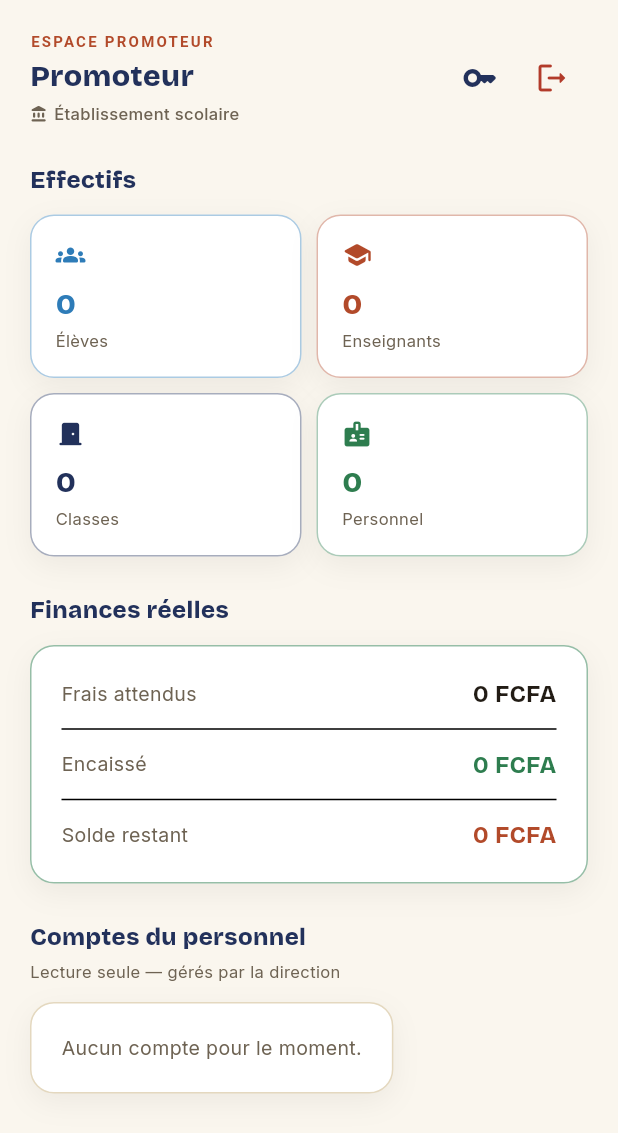
After one commit to aichadev2024/gestion_scolaire_mobile, a Flutter app: the PromoteurDashboard screen opened by its route, after a tap on the "logout" icon, on a phone screen of 412 x 824 dp. The commit adds this screen. Shown: the top 1133 px of the screen. Run offline on Flutter 3.47's test engine with Material 3 defaults, Android fonts, the phone set to English and light mode, and no system bars; our stand-ins replace flutter_secure_storage, flutter_spinkit, flutter_svg, go_router, google_fonts, pdf and 3 more; accounts and stored records are empty; network calls fail.

Commit message:
feat(promoteur): tableau de bord mobile (effectifs, finances reelles, comptes)

```diff
--- a/lib/core/router/app_router.dart
+++ b/lib/core/router/app_router.dart
@@ -7,6 +7,7 @@ import '../../views/auth/login_screen.dart';
 import '../../views/parent_eleve/parent_dashboard.dart';
 import '../../views/parent_eleve/eleve_dashboard.dart';
 import '../../views/enseignant/enseignant_dashboard.dart';
+import '../../views/promoteur/promoteur_dashboard.dart';
 
 /// Source de vérité de l'état d'authentification pour le routeur.
 /// Singleton : les écrans appellent [refresh] après connexion et [signOut]
@@ -27,6 +28,8 @@ class AppAuth extends ChangeNotifier {
         return '/enseignant';
       case 'ELEVE':
         return '/eleve';
+      case 'PROMOTEUR':
+        return '/promoteur';
       default:
         return '/parent';
     }
@@ -50,7 +53,7 @@ class AppAuth extends ChangeNotifier {
 /// Instance partagée par l'app et le routeur.
 final AppAuth appAuth = AppAuth();
 
-const _authAreas = {'/parent', '/eleve', '/enseignant'};
+const _authAreas = {'/parent', '/eleve', '/enseignant', '/promoteur'};
 const _publicAreas = {'/vitrine', '/login'};
 
 final GoRouter appRouter = GoRouter(
@@ -63,6 +66,7 @@ final GoRouter appRouter = GoRouter(
     GoRoute(path: '/parent', builder: (_, __) => const ParentDashboard()),
     GoRoute(path: '/eleve', builder: (_, __) => const EleveDashboard()),
     GoRoute(path: '/enseignant', builder: (_, __) => const EnseignantDashboard()),
+    GoRoute(path: '/promoteur', builder: (_, __) => const PromoteurDashboard()),
   ],
   redirect: (context, state) {
     if (!appAuth.ready) return null; // on attend le premier refresh()
--- /dev/null
+++ b/lib/views/promoteur/promoteur_dashboard.dart
@@ -0,0 +1,248 @@
+import 'package:flutter/material.dart';
+import '../../core/services/api_service.dart';
+import '../../core/services/auth_service.dart';
+import '../../core/theme/app_theme.dart';
+import '../../core/router/app_router.dart';
+import '../auth/change_password_dialog.dart';
+
+/// Tableau de bord du promoteur (propriétaire de l'établissement) : lecture
+/// seule sur les effectifs, les finances réelles (frais attendus vs
+/// encaissés) et les comptes du personnel. Accessible uniquement depuis
+/// l'application mobile — jamais depuis l'espace web, réservé à l'équipe
+/// pédagogique qui opère l'établissement au quotidien.
+class PromoteurDashboard extends StatefulWidget {
+  const PromoteurDashboard({super.key});
+
+  @override
+  State<PromoteurDashboard> createState() => _PromoteurDashboardState();
+}
+
+class _PromoteurDashboardState extends State<PromoteurDashboard> {
+  Map<String, dynamic>? _userData;
+  Map<String, dynamic>? _stats;
+  List<dynamic> _personnel = [];
+  bool _isLoading = true;
+
+  @override
+  void initState() {
+    super.initState();
+    _charger();
+  }
+
+  Future<void> _charger() async {
+    setState(() => _isLoading = true);
+    try {
+      final user = await AuthService.getUserData();
+      if (mounted) setState(() => _userData = user);
+
+      final stats = await ApiService.get('/statistiques/etablissement');
+      if (stats is Map && mounted) {
+        setState(() => _stats = stats.cast<String, dynamic>());
+      }
+
+      final comptes = await ApiService.get('/utilisateurs');
+      if (comptes is List && mounted) {
+        setState(() => _personnel = comptes);
+      }
+    } catch (_) {
+      // affichage partiel en cas d'erreur réseau
+    } finally {
+      if (mounted) setState(() => _isLoading = false);
+    }
+  }
+
+  String _montant(dynamic v) {
+    final n = (v is num) ? v : double.tryParse(v?.toString() ?? '') ?? 0;
+    return n.toStringAsFixed(0).replaceAllMapped(RegExp(r'\B(?=(\d{3})+(?!\d))'), (m) => ' ');
+  }
+
+  @override
+  Widget build(BuildContext context) {
+    final prenom = _userData?['prenom'] ?? 'Promoteur';
+    final nom = _userData?['nom'] ?? '';
+    final etablissement = _userData?['etablissementNom'] ?? 'Établissement scolaire';
+    final devise = _stats?['devise'] ?? 'FCFA';
+
+    return Scaffold(
+      backgroundColor: AppTheme.paper,
+      body: SafeArea(
+        child: RefreshIndicator(
+          onRefresh: _charger,
+          color: AppTheme.indigo,
+          child: SingleChildScrollView(
+            physics: const AlwaysScrollableScrollPhysics(),
+            padding: const EdgeInsets.all(20),
+            child: Column(
+              crossAxisAlignment: CrossAxisAlignment.start,
+              children: [
+                Row(
+                  mainAxisAlignment: MainAxisAlignment.spaceBetween,
+                  children: [
+                    Expanded(
+                      child: Column(
+                        crossAxisAlignment: CrossAxisAlignment.start,
+                        children: [
+                          Text('ESPACE PROMOTEUR', style: AppTheme.mono(fontSize: 10, fontWeight: FontWeight.bold, color: AppTheme.laterite, letterSpacing: 1.5)),
+                          const SizedBox(height: 2),
+                          Text('$prenom $nom', style: AppTheme.display(fontSize: 20, color: AppTheme.indigo)),
+                          const SizedBox(height: 3),
+                          Row(
+                            children: [
+                              const Icon(Icons.account_balance_rounded, size: 12, color: AppTheme.inkMuted),
+                              const SizedBox(width: 4),
+                              Expanded(
+                                child: Text(
+                                  etablissement,
+                                  style: AppTheme.body(fontSize: 11, color: AppTheme.inkMuted, fontWeight: FontWeight.w500),
+                                  overflow: TextOverflow.ellipsis,
+                                ),
+                              ),
+                            ],
+                          ),
+                        ],
+                      ),
+                    ),
+                    Row(
+                      children: [
+                        IconButton(
+                          icon: const Icon(Icons.key_rounded, color: AppTheme.indigo),
+                          tooltip: 'Modifier le mot de passe',
+                          onPressed: () => showDialog(context: context, builder: (_) => const ChangePasswordDialog()),
+                        ),
+                        IconButton(
+                          icon: const Icon(Icons.logout_rounded, color: AppTheme.danger),
+                          onPressed: () => appAuth.signOut(),
+                        ),
+                      ],
+                    ),
+                  ],
+                ),
+                const SizedBox(height: 24),
+
+                if (_isLoading && _stats == null)
+                  const Center(child: Padding(padding: EdgeInsets.all(40), child: CircularProgressIndicator(color: AppTheme.indigo)))
+                else ...[
+                  Text('Effectifs', style: AppTheme.display(fontSize: 16, color: AppTheme.indigo)),
+                  const SizedBox(height: 12),
+                  Row(
+                    children: [
+                      Expanded(child: _statBox('Élèves', '${_stats?['totalEleves'] ?? 0}', Icons.groups_rounded, AppTheme.mil)),
+                      const SizedBox(width: 10),
+                      Expanded(child: _statBox('Enseignants', '${_stats?['totalEnseignants'] ?? 0}', Icons.school_rounded, AppTheme.laterite)),
+                    ],
+                  ),
+                  const SizedBox(height: 10),
+                  Row(
+                    children: [
+                      Expanded(child: _statBox('Classes', '${_stats?['totalClasses'] ?? 0}', Icons.door_front_door_rounded, AppTheme.indigo)),
+                      const SizedBox(width: 10),
+                      Expanded(child: _statBox('Personnel', '${_stats?['totalPersonnel'] ?? 0}', Icons.badge_rounded, AppTheme.flagGreen)),
+                    ],
+                  ),
+                  const SizedBox(height: 24),
+
+                  Text('Finances réelles', style: AppTheme.display(fontSize: 16, color: AppTheme.indigo)),
+                  const SizedBox(height: 12),
+                  Container(
+                    padding: const EdgeInsets.all(20),
+                    decoration: AppTheme.cardDecoration(borderColor: AppTheme.flagGreen.withValues(alpha: 0.5)),
+                    child: Column(
+                      crossAxisAlignment: CrossAxisAlignment.start,
+                      children: [
+                        _ligneFinance('Frais attendus', '${_montant(_stats?['totalFraisAttendus'])} $devise', AppTheme.ink),
+                        const Divider(height: 24),
+                        _ligneFinance('Encaissé', '${_montant(_stats?['totalEncaisse'])} $devise', AppTheme.flagGreen),
+                        const Divider(height: 24),
+                        _ligneFinance('Solde restant', '${_montant(_stats?['soldeRestant'])} $devise', AppTheme.laterite),
+                      ],
+                    ),
+                  ),
+                  const SizedBox(height: 24),
+
+                  Text('Comptes du personnel', style: AppTheme.display(fontSize: 16, color: AppTheme.indigo)),
+                  const SizedBox(height: 4),
+                  Text('Lecture seule — gérés par la direction', style: AppTheme.body(fontSize: 11, color: AppTheme.inkMuted)),
+                  const SizedBox(height: 12),
+                  if (_personnel.isEmpty)
+                    Container(
+                      padding: const EdgeInsets.all(20),
+                      decoration: AppTheme.cardDecoration(),
+                      child: Text('Aucun compte pour le moment.', style: AppTheme.body(color: AppTheme.inkMuted, fontSize: 13)),
+                    )
+                  else
+                    ..._personnel.map((u) => _personnelTile(u)),
+                ],
+              ],
+            ),
+          ),
+        ),
+      ),
+    );
+  }
+
+  Widget _statBox(String label, String value, IconData icon, Color color) {
+    return Container(
+      padding: const EdgeInsets.all(16),
+      decoration: AppTheme.cardDecoration(borderColor: color.withValues(alpha: 0.4)),
+      child: Column(
+        crossAxisAlignment: CrossAxisAlignment.start,
+        children: [
+          Icon(icon, color: color, size: 20),
+          const SizedBox(height: 8),
+          Text(value, style: AppTheme.display(fontSize: 20, fontWeight: FontWeight.w900, color: color)),
+          const SizedBox(height: 2),
+          Text(label, style: AppTheme.body(fontSize: 11, color: AppTheme.inkMuted)),
+        ],
+      ),
+    );
+  }
+
+  Widget _ligneFinance(String label, String valeur, Color color) {
+    return Row(
+      mainAxisAlignment: MainAxisAlignment.spaceBetween,
+      children: [
+        Text(label, style: AppTheme.body(fontSize: 13, color: AppTheme.inkMuted)),
+        Text(valeur, style: AppTheme.display(fontSize: 16, fontWeight: FontWeight.bold, color: color)),
+      ],
+    );
+  }
+
+  Widget _personnelTile(dynamic u) {
+    final nom = (u['profil']?['nom'] ?? '').toString();
+    final prenom = (u['profil']?['prenom'] ?? '').toString();
+    final role = (u['role'] ?? '').toString();
+    final estActif = u['estActif'] == true;
+
+    return Container(
+      margin: const EdgeInsets.only(bottom: 8),
+      padding: const EdgeInsets.symmetric(horizontal: 14, vertical: 10),
+      decoration: AppTheme.cardDecoration(),
+      child: Row(
+        mainAxisAlignment: MainAxisAlignment.spaceBetween,
+        children: [
+          Expanded(
+            child: Column(
+              crossAxisAlignment: CrossAxisAlignment.start,
+              children: [
+                Text('$prenom $nom'.trim().isEmpty ? (u['username'] ?? u['email'] ?? '—').toString() : '$prenom $nom',
+                    style: AppTheme.body(fontSize: 13, fontWeight: FontWeight.bold, color: AppTheme.ink)),
+                Text(role, style: AppTheme.body(fontSize: 11, color: AppTheme.inkMuted)),
+              ],
+            ),
+          ),
+          Container(
+            padding: const EdgeInsets.symmetric(horizontal: 8, vertical: 3),
+            decoration: BoxDecoration(
+              color: (estActif ? AppTheme.flagGreen : AppTheme.danger).withValues(alpha: 0.12),
+              borderRadius: BorderRadius.circular(20),
+            ),
+            child: Text(
+              estActif ? 'Actif' : 'Désactivé',
+              style: AppTheme.body(fontSize: 10, fontWeight: FontWeight.bold, color: estActif ? AppTheme.flagGreen : AppTheme.danger),
+            ),
+          ),
+        ],
+      ),
+    );
+  }
+}
```
